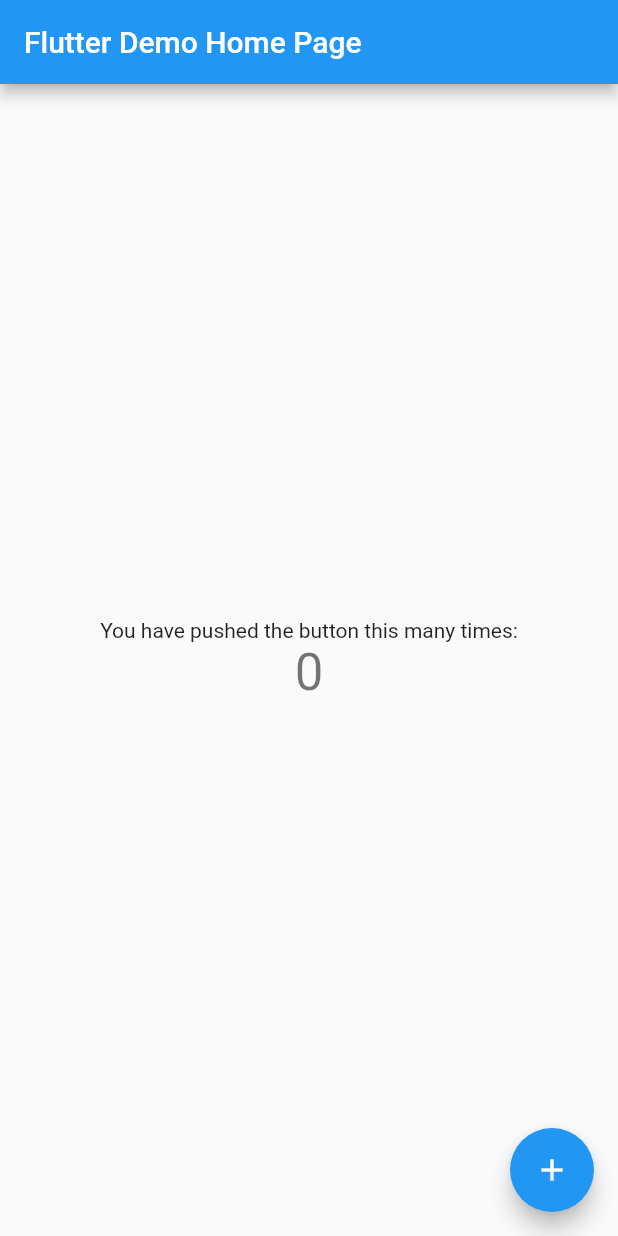
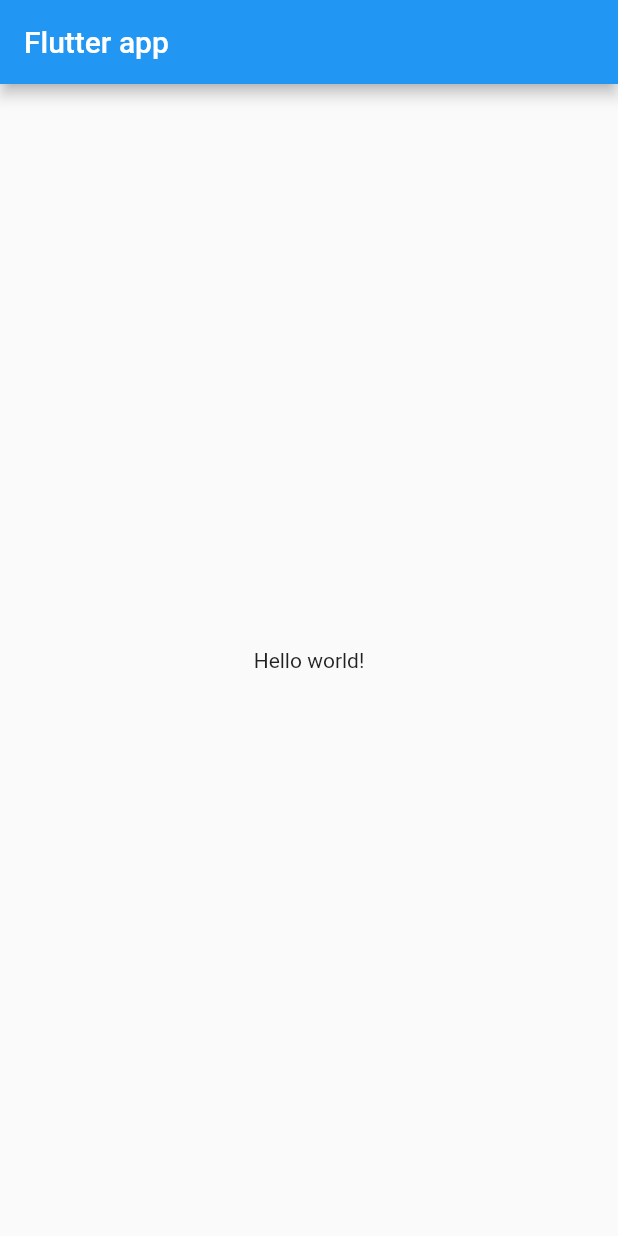
Before and after one commit to mentoster/Flutter_edu, a Flutter app: the screen it shows after launch, on a phone screen of 412 x 824 dp. Run offline on Flutter 3.47's test engine with Material 2 defaults, Android fonts, the phone set to English and light mode, and no system bars.

Commit message:
add hello world

```diff
--- a/personal_expenses/lib/main.dart
+++ b/personal_expenses/lib/main.dart
@@ -17,48 +17,16 @@
   }
 }
 
-class MyHomePage extends StatefulWidget {
+class MyHomePage extends StatelessWidget {
   MyHomePage({Key? key, required this.title}) : super(key: key);
   final String title;
 
   @override
-  _MyHomePageState createState() => _MyHomePageState();
-}
-
-class _MyHomePageState extends State<MyHomePage> {
-  int _counter = 0;
-
-  void _incrementCounter() {
-    setState(() {
-      _counter++;
-    });
-  }
-
-  @override
   Widget build(BuildContext context) {
     return Scaffold(
-      appBar: AppBar(
-        title: Text(widget.title),
-      ),
-      body: Center(
-        child: Column(
-          mainAxisAlignment: MainAxisAlignment.center,
-          children: <Widget>[
-            Text(
-              'You have pushed the button this many times:',
-            ),
-            Text(
-              '$_counter',
-              style: Theme.of(context).textTheme.headline4,
-            ),
-          ],
+        appBar: AppBar(
+          title: Text('Flutter app'),
         ),
-      ),
-      floatingActionButton: FloatingActionButton(
-        onPressed: _incrementCounter,
-        tooltip: 'Increment',
-        child: Icon(Icons.add),
-      ),
-    );
+        body: Center(child: Text("Hello world!")));
   }
 }
```
